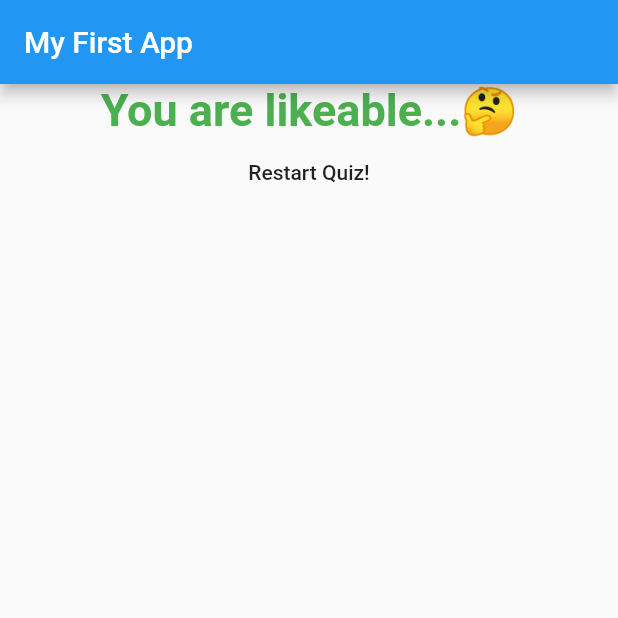
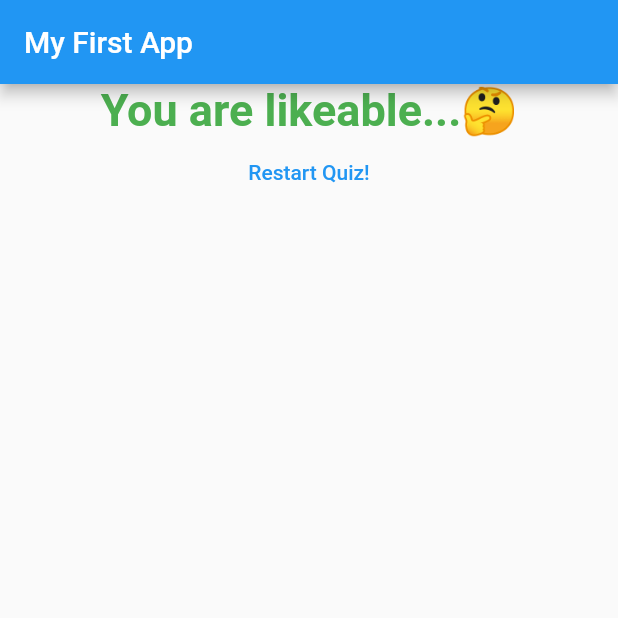
Before and after one commit to NitelPhyoe/Flutter-demo-quiz, a Flutter app: the screen it shows after launch, after a tap on "Lion", after a tap on "Myeik", after a tap on "Green", on a phone screen of 412 x 824 dp, the top half of it. Run offline on Flutter 3.47's test engine with Material 2 defaults, Android fonts, the phone set to English and light mode, and no system bars.

Commit message:
Color change

```diff
--- a/lib/result.dart
+++ b/lib/result.dart
@@ -36,7 +36,10 @@ class Result extends StatelessWidget {
             ),
           ),
           FlatButton(
-            child: Text('Restart Quiz!'),
+            child: Text(
+              'Restart Quiz!',
+              style: TextStyle(color: Colors.blue),
+            ),
             onPressed: resetHandler,
           ),
         ],
```
